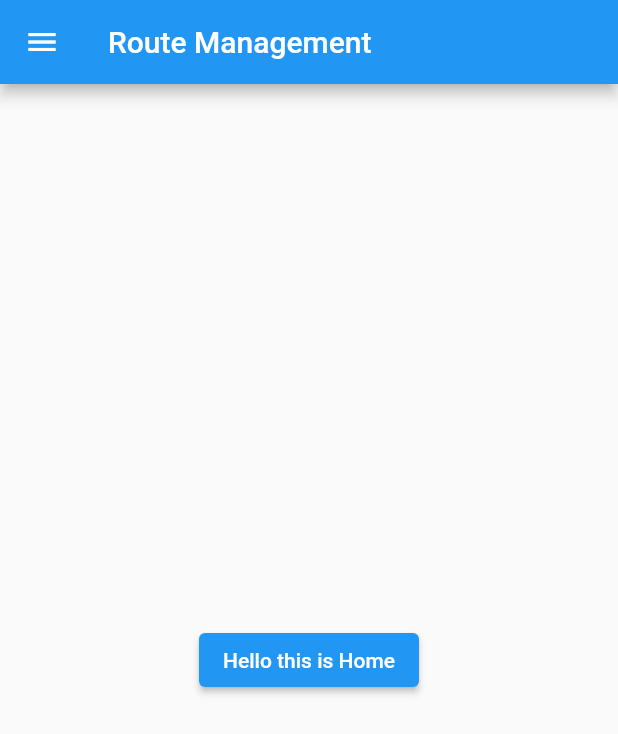
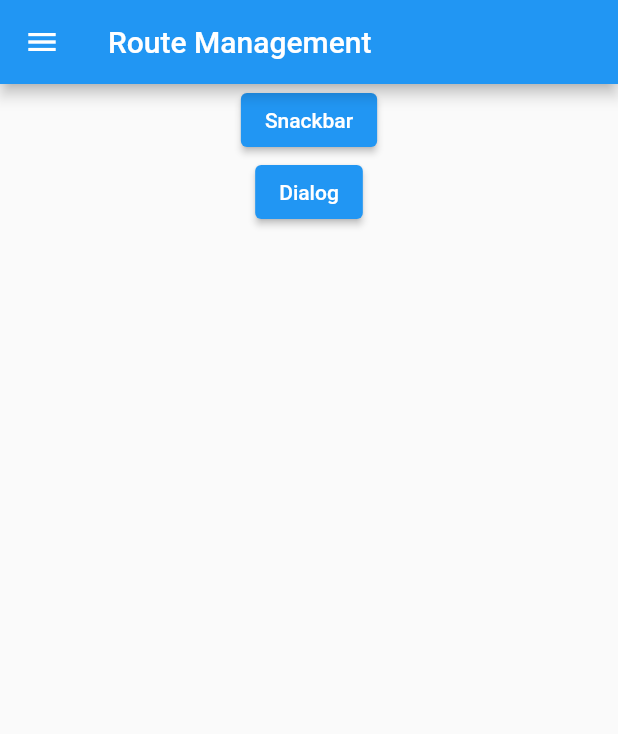
Before and after one commit to rustiana/flutter-sample-getx, a Flutter app: the screen it shows after launch, on a phone screen of 412 x 824 dp. Shown: the top 734 px of the screen. Run offline on Flutter 3.47's test engine with Material 2 defaults, Android fonts, the phone set to English and light mode, and no system bars; our stand-ins replace get.

Commit message:
update management route

```diff
--- a/lib/main.dart
+++ b/lib/main.dart
@@ -36,13 +36,28 @@
           )
         ],
       )),
-      body: Center(
-        child: ElevatedButton(
-          child: const Text("Hello this is Home"),
-          onPressed: () {},
-          //onPressed: () => Get.to(Other()),
+      body: Wrap(children: [
+        Center(
+          child: ElevatedButton(
+            child: const Text("Snackbar"),
+            onPressed: () {
+              Get.snackbar("Hi", "I am a Denrus");
+            },
+            //onPressed: () => Get.to(Other()),
+          ),
         ),
-      ),
+        Center(
+          child: ElevatedButton(
+            child: const Text("Dialog"),
+            onPressed: () {
+              Get.defaultDialog(
+                  onConfirm: (() => print("Okay")),
+                  middleText: "Hello dialog denrus");
+            },
+            //onPressed: () => Get.to(Other()),
+          ),
+        ),
+      ]),
     );
   }
 }
```
